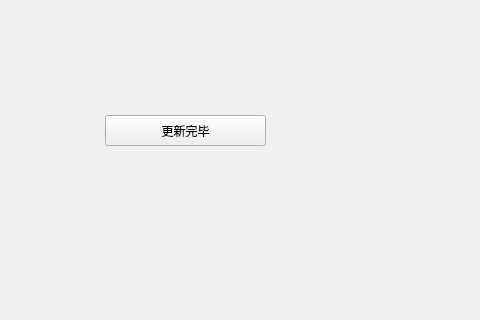
Above: Copy/UpdateWidget.ui from HcashOrg/hx-indicator before the change; both pictures show x 295 to 775 and y 165 to 485 of the 960 by 570 pixel window. Below: the same form after it.
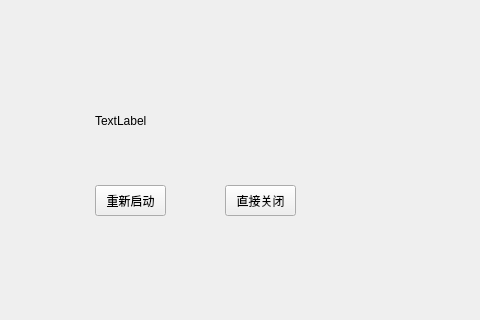
That is the form after the change.

```diff
--- a/Copy/UpdateWidget.ui
+++ b/Copy/UpdateWidget.ui
@@ -13,19 +13,6 @@
   <property name="windowTitle">
    <string>Form</string>
   </property>
-  <widget class="QToolButton" name="update">
-   <property name="geometry">
-    <rect>
-     <x>400</x>
-     <y>280</y>
-     <width>161</width>
-     <height>31</height>
-    </rect>
-   </property>
-   <property name="text">
-    <string>更新完毕</string>
-   </property>
-  </widget>
   <widget class="QLabel" name="label">
    <property name="geometry">
     <rect>
@@ -52,9 +39,48 @@
     <string/>
    </property>
   </widget>
-  <zorder>label</zorder>
-  <zorder>label_logo</zorder>
-  <zorder>update</zorder>
+  <widget class="QToolButton" name="toolButton_restart">
+   <property name="geometry">
+    <rect>
+     <x>390</x>
+     <y>350</y>
+     <width>71</width>
+     <height>31</height>
+    </rect>
+   </property>
+   <property name="text">
+    <string>重新启动</string>
+   </property>
+  </widget>
+  <widget class="QToolButton" name="toolButton_close">
+   <property name="geometry">
+    <rect>
+     <x>520</x>
+     <y>350</y>
+     <width>71</width>
+     <height>31</height>
+    </rect>
+   </property>
+   <property name="text">
+    <string>直接关闭</string>
+   </property>
+  </widget>
+  <widget class="QLabel" name="update">
+   <property name="geometry">
+    <rect>
+     <x>390</x>
+     <y>270</y>
+     <width>291</width>
+     <height>31</height>
+    </rect>
+   </property>
+   <property name="styleSheet">
+    <string notr="true">font: 14pt &quot;Microsoft YaHei UI&quot;;</string>
+   </property>
+   <property name="text">
+    <string>TextLabel</string>
+   </property>
+  </widget>
  </widget>
  <resources/>
  <connections/>
```
